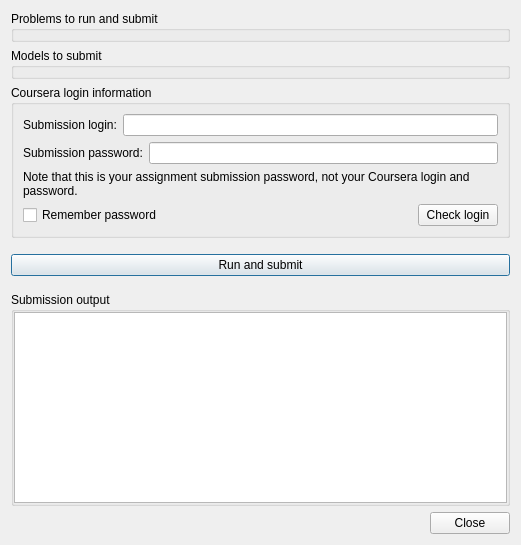
Above: MiniZincIDE/courserasubmission.ui from MiniZinc/MiniZincIDE before the change. Below: the same form after it.
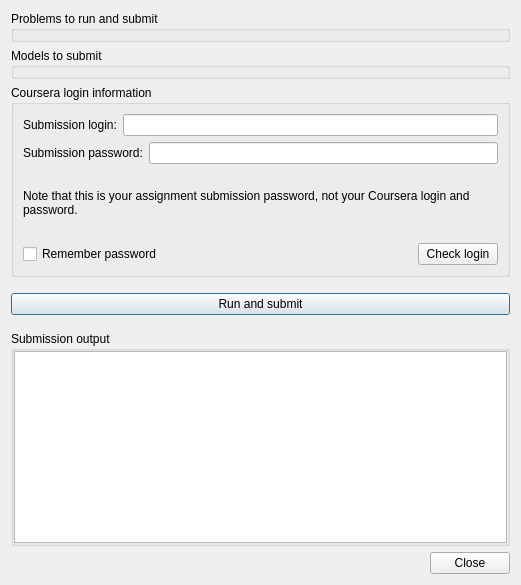
That is the form after the change.

Commit message: Reserve enough space for label

Patch:
```diff
--- a/MiniZincIDE/courserasubmission.ui
+++ b/MiniZincIDE/courserasubmission.ui
@@ -7,7 +7,7 @@
     <x>0</x>
     <y>0</y>
     <width>521</width>
-    <height>545</height>
+    <height>585</height>
    </rect>
   </property>
   <property name="sizePolicy">
@@ -80,6 +80,12 @@
       </item>
       <item>
        <widget class="QLabel" name="label">
+        <property name="sizePolicy">
+         <sizepolicy hsizetype="Preferred" vsizetype="MinimumExpanding">
+          <horstretch>0</horstretch>
+          <verstretch>0</verstretch>
+         </sizepolicy>
+        </property>
         <property name="text">
          <string>Note that this is your assignment submission password, not your Coursera login and password.</string>
         </property>
```
